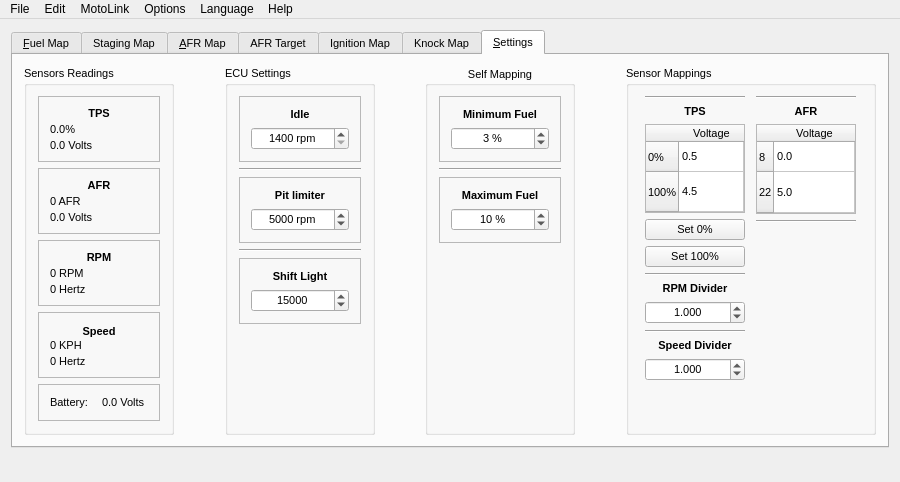
The window that GUI/ui/main.ui (fpoussin/MotoLink) describes before a commit, drawn with Qt 5.
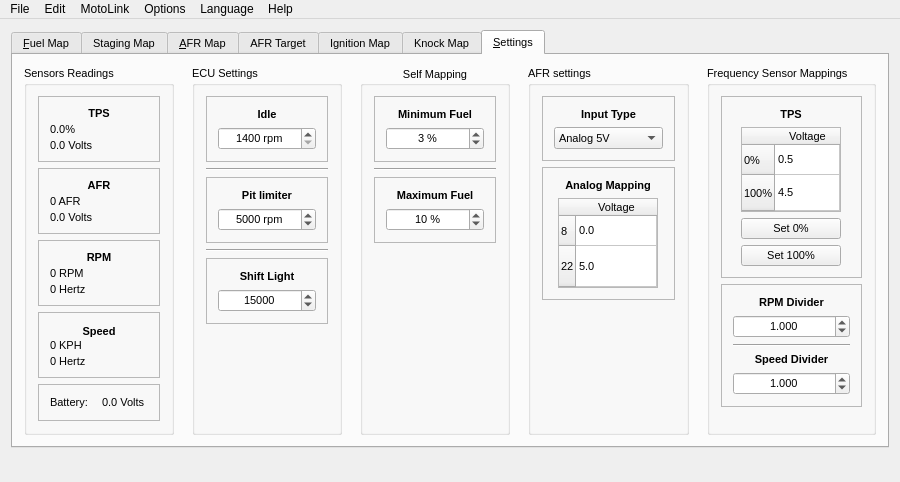
The same window after the commit. Icons and pictures are not drawn. Custom widgets are drawn as their Qt base class.

Commit message: [GUI] Adding AFR Input type select

Diff of the .ui file:
```diff
--- a/GUI/ui/main.ui
+++ b/GUI/ui/main.ui
@@ -423,380 +423,6 @@
           </layout>
          </widget>
         </item>
-        <item row="0" column="6">
-         <widget class="QGroupBox" name="groupBox_2">
-          <property name="minimumSize">
-           <size>
-            <width>250</width>
-            <height>0</height>
-           </size>
-          </property>
-          <property name="maximumSize">
-           <size>
-            <width>300</width>
-            <height>16777215</height>
-           </size>
-          </property>
-          <property name="title">
-           <string>Sensor Mappings</string>
-          </property>
-          <layout class="QHBoxLayout" name="horizontalLayout_3">
-           <item>
-            <layout class="QGridLayout" name="gridLayout">
-             <item row="7" column="0">
-              <widget class="QDoubleSpinBox" name="dsbRpmDiv">
-               <property name="alignment">
-                <set>Qt::AlignCenter</set>
-               </property>
-               <property name="decimals">
-                <number>3</number>
-               </property>
-               <property name="minimum">
-                <double>0.001000000000000</double>
-               </property>
-               <property name="maximum">
-                <double>10000.000000000000000</double>
-               </property>
-               <property name="value">
-                <double>1.000000000000000</double>
-               </property>
-              </widget>
-             </item>
-             <item row="9" column="0">
-              <widget class="QLabel" name="ltSpeedDiv">
-               <property name="font">
-                <font>
-                 <weight>75</weight>
-                 <bold>true</bold>
-                </font>
-               </property>
-               <property name="text">
-                <string>Speed Divider</string>
-               </property>
-               <property name="alignment">
-                <set>Qt::AlignCenter</set>
-               </property>
-              </widget>
-             </item>
-             <item row="8" column="0">
-              <widget class="Line" name="line">
-               <property name="orientation">
-                <enum>Qt::Horizontal</enum>
-               </property>
-              </widget>
-             </item>
-             <item row="5" column="0">
-              <widget class="Line" name="line_2">
-               <property name="orientation">
-                <enum>Qt::Horizontal</enum>
-               </property>
-              </widget>
-             </item>
-             <item row="1" column="0">
-              <widget class="QLabel" name="ltTPS">
-               <property name="font">
-                <font>
-                 <weight>75</weight>
-                 <bold>true</bold>
-                </font>
-               </property>
-               <property name="text">
-                <string>TPS</string>
-               </property>
-               <property name="alignment">
-                <set>Qt::AlignCenter</set>
-               </property>
-              </widget>
-             </item>
-             <item row="3" column="0">
-              <widget class="QPushButton" name="bTpsSet0">
-               <property name="maximumSize">
-                <size>
-                 <width>110</width>
-                 <height>30</height>
-                </size>
-               </property>
-               <property name="text">
-                <string>Set 0%</string>
-               </property>
-              </widget>
-             </item>
-             <item row="11" column="0">
-              <spacer name="verticalSpacer_2">
-               <property name="orientation">
-                <enum>Qt::Vertical</enum>
-               </property>
-               <property name="sizeHint" stdset="0">
-                <size>
-                 <width>20</width>
-                 <height>40</height>
-                </size>
-               </property>
-              </spacer>
-             </item>
-             <item row="10" column="0">
-              <widget class="QDoubleSpinBox" name="dsbSpeedDiv">
-               <property name="alignment">
-                <set>Qt::AlignCenter</set>
-               </property>
-               <property name="decimals">
-                <number>3</number>
-               </property>
-               <property name="minimum">
-                <double>0.001000000000000</double>
-               </property>
-               <property name="maximum">
-                <double>10000.000000000000000</double>
-               </property>
-               <property name="value">
-                <double>1.000000000000000</double>
-               </property>
-              </widget>
-             </item>
-             <item row="2" column="0">
-              <widget class="QTableWidget" name="tableSensorTPS">
-               <property name="maximumSize">
-                <size>
-                 <width>100</width>
-                 <height>90</height>
-                </size>
-               </property>
-               <attribute name="horizontalHeaderDefaultSectionSize">
-                <number>60</number>
-               </attribute>
-               <attribute name="horizontalHeaderMinimumSectionSize">
-                <number>20</number>
-               </attribute>
-               <attribute name="horizontalHeaderStretchLastSection">
-                <bool>true</bool>
-               </attribute>
-               <attribute name="verticalHeaderDefaultSectionSize">
-                <number>28</number>
-               </attribute>
-               <attribute name="verticalHeaderMinimumSectionSize">
-                <number>30</number>
-               </attribute>
-               <attribute name="verticalHeaderStretchLastSection">
-                <bool>true</bool>
-               </attribute>
-               <row>
-                <property name="text">
-                 <string notr="true">0%</string>
-                </property>
-               </row>
-               <row>
-                <property name="text">
-                 <string notr="true">100%</string>
-                </property>
-               </row>
-               <column>
-                <property name="text">
-                 <string>Voltage</string>
-                </property>
-               </column>
-               <item row="0" column="0">
-                <property name="text">
-                 <string notr="true">0.5</string>
-                </property>
-                <property name="flags">
-                 <set>ItemIsSelectable|ItemIsEditable|ItemIsDragEnabled|ItemIsEnabled</set>
-                </property>
-               </item>
-               <item row="1" column="0">
-                <property name="text">
-                 <string notr="true">4.5</string>
-                </property>
-                <property name="flags">
-                 <set>ItemIsSelectable|ItemIsEditable|ItemIsDragEnabled|ItemIsEnabled</set>
-                </property>
-               </item>
-              </widget>
-             </item>
-             <item row="6" column="0">
-              <widget class="QLabel" name="ltRpmdiv">
-               <property name="font">
-                <font>
-                 <weight>75</weight>
-                 <bold>true</bold>
-                </font>
-               </property>
-               <property name="text">
-                <string>RPM Divider</string>
-               </property>
-               <property name="alignment">
-                <set>Qt::AlignCenter</set>
-               </property>
-              </widget>
-             </item>
-             <item row="0" column="0">
-              <widget class="Line" name="line_16">
-               <property name="orientation">
-                <enum>Qt::Horizontal</enum>
-               </property>
-              </widget>
-             </item>
-             <item row="4" column="0">
-              <widget class="QPushButton" name="bTpsSet100">
-               <property name="text">
-                <string>Set 100%</string>
-               </property>
-              </widget>
-             </item>
-            </layout>
-           </item>
-           <item>
-            <layout class="QGridLayout" name="gridLayout_5">
-             <item row="1" column="0">
-              <widget class="QLabel" name="ltAFR">
-               <property name="font">
-                <font>
-                 <weight>75</weight>
-                 <bold>true</bold>
-                </font>
-               </property>
-               <property name="text">
-                <string>AFR</string>
-               </property>
-               <property name="alignment">
-                <set>Qt::AlignCenter</set>
-               </property>
-              </widget>
-             </item>
-             <item row="4" column="0">
-              <spacer name="verticalSpacer_3">
-               <property name="orientation">
-                <enum>Qt::Vertical</enum>
-               </property>
-               <property name="sizeHint" stdset="0">
-                <size>
-                 <width>20</width>
-                 <height>40</height>
-                </size>
-               </property>
-              </spacer>
-             </item>
-             <item row="2" column="0">
-              <widget class="QTableWidget" name="tableSensorAFR">
-               <property name="sizePolicy">
-                <sizepolicy hsizetype="Fixed" vsizetype="Minimum">
-                 <horstretch>0</horstretch>
-                 <verstretch>0</verstretch>
-                </sizepolicy>
-               </property>
-               <property name="minimumSize">
-                <size>
-                 <width>100</width>
-                 <height>90</height>
-                </size>
-               </property>
-               <property name="maximumSize">
-                <size>
-                 <width>100</width>
-                 <height>90</height>
-                </size>
-               </property>
-               <property name="cornerButtonEnabled">
-                <bool>false</bool>
-               </property>
-               <attribute name="horizontalHeaderDefaultSectionSize">
-                <number>60</number>
-               </attribute>
-               <attribute name="horizontalHeaderMinimumSectionSize">
-                <number>20</number>
-               </attribute>
-               <attribute name="horizontalHeaderStretchLastSection">
-                <bool>true</bool>
-               </attribute>
-               <attribute name="verticalHeaderDefaultSectionSize">
-                <number>28</number>
-               </attribute>
-               <attribute name="verticalHeaderHighlightSections">
-                <bool>true</bool>
-               </attribute>
-               <attribute name="verticalHeaderMinimumSectionSize">
-                <number>30</number>
-               </attribute>
-               <attribute name="verticalHeaderStretchLastSection">
-                <bool>true</bool>
-               </attribute>
-               <row>
-                <property name="text">
-                 <string notr="true">8</string>
-                </property>
-               </row>
-               <row>
-                <property name="text">
-                 <string notr="true">22</string>
-                </property>
-               </row>
-               <column>
-                <property name="text">
-                 <string>Voltage</string>
-                </property>
-               </column>
-               <item row="0" column="0">
-                <property name="text">
-                 <string notr="true">0.0</string>
-                </property>
-                <property name="flags">
-                 <set>ItemIsEditable|ItemIsEnabled</set>
-                </property>
-               </item>
-               <item row="1" column="0">
-                <property name="text">
-                 <string notr="true">5.0</string>
-                </property>
-                <property name="flags">
-                 <set>ItemIsEditable|ItemIsEnabled</set>
-                </property>
-               </item>
-              </widget>
-             </item>
-             <item row="3" column="0">
-              <widget class="Line" name="line_3">
-               <property name="orientation">
-                <enum>Qt::Horizontal</enum>
-               </property>
-              </widget>
-             </item>
-             <item row="0" column="0">
-              <widget class="Line" name="line_17">
-               <property name="orientation">
-                <enum>Qt::Horizontal</enum>
-               </property>
-              </widget>
-             </item>
-            </layout>
-           </item>
-          </layout>
-         </widget>
-        </item>
-        <item row="0" column="5">
-         <spacer name="horizontalSpacer">
-          <property name="orientation">
-           <enum>Qt::Horizontal</enum>
-          </property>
-          <property name="sizeHint" stdset="0">
-           <size>
-            <width>40</width>
-            <height>20</height>
-           </size>
-          </property>
-         </spacer>
-        </item>
-        <item row="0" column="3">
-         <spacer name="horizontalSpacer_2">
-          <property name="orientation">
-           <enum>Qt::Horizontal</enum>
-          </property>
-          <property name="sizeHint" stdset="0">
-           <size>
-            <width>40</width>
-            <height>20</height>
-           </size>
-          </property>
-         </spacer>
-        </item>
         <item row="0" column="2">
          <widget class="QGroupBox" name="groupBox_3">
           <property name="minimumSize">
@@ -1239,6 +865,471 @@
           </layout>
          </widget>
         </item>
+        <item row="0" column="7">
+         <spacer name="horizontalSpacer">
+          <property name="orientation">
+           <enum>Qt::Horizontal</enum>
+          </property>
+          <property name="sizeHint" stdset="0">
+           <size>
+            <width>40</width>
+            <height>20</height>
+           </size>
+          </property>
+         </spacer>
+        </item>
+        <item row="0" column="3">
+         <spacer name="horizontalSpacer_2">
+          <property name="orientation">
+           <enum>Qt::Horizontal</enum>
+          </property>
+          <property name="sizeHint" stdset="0">
+           <size>
+            <width>40</width>
+            <height>20</height>
+           </size>
+          </property>
+         </spacer>
+        </item>
+        <item row="0" column="1">
+         <spacer name="horizontalSpacer_3">
+          <property name="orientation">
+           <enum>Qt::Horizontal</enum>
+          </property>
+          <property name="sizeHint" stdset="0">
+           <size>
+            <width>40</width>
+            <height>20</height>
+           </size>
+          </property>
+         </spacer>
+        </item>
+        <item row="0" column="6">
+         <widget class="QGroupBox" name="groupBox">
+          <property name="title">
+           <string>AFR settings</string>
+          </property>
+          <layout class="QGridLayout" name="gridLayout_12">
+           <item row="3" column="0">
+            <spacer name="verticalSpacer_3">
+             <property name="orientation">
+              <enum>Qt::Vertical</enum>
+             </property>
+             <property name="sizeHint" stdset="0">
+              <size>
+               <width>20</width>
+               <height>40</height>
+              </size>
+             </property>
+            </spacer>
+           </item>
+           <item row="2" column="0">
+            <widget class="QFrame" name="frame_12">
+             <property name="frameShape">
+              <enum>QFrame::StyledPanel</enum>
+             </property>
+             <property name="frameShadow">
+              <enum>QFrame::Plain</enum>
+             </property>
+             <layout class="QGridLayout" name="gridLayout_14">
+              <item row="0" column="0">
+               <widget class="QLabel" name="ltAFR">
+                <property name="font">
+                 <font>
+                  <weight>75</weight>
+                  <bold>true</bold>
+                 </font>
+                </property>
+                <property name="text">
+                 <string>Analog Mapping</string>
+                </property>
+                <property name="alignment">
+                 <set>Qt::AlignCenter</set>
+                </property>
+               </widget>
+              </item>
+              <item row="1" column="0">
+               <widget class="QTableWidget" name="tableSensorAFR">
+                <property name="sizePolicy">
+                 <sizepolicy hsizetype="Fixed" vsizetype="Minimum">
+                  <horstretch>0</horstretch>
+                  <verstretch>0</verstretch>
+                 </sizepolicy>
+                </property>
+                <property name="minimumSize">
+                 <size>
+                  <width>100</width>
+                  <height>90</height>
+                 </size>
+                </property>
+                <property name="maximumSize">
+                 <size>
+                  <width>100</width>
+                  <height>90</height>
+                 </size>
+                </property>
+                <property name="cornerButtonEnabled">
+                 <bool>false</bool>
+                </property>
+                <attribute name="horizontalHeaderDefaultSectionSize">
+                 <number>60</number>
+                </attribute>
+                <attribute name="horizontalHeaderMinimumSectionSize">
+                 <number>20</number>
+                </attribute>
+                <attribute name="horizontalHeaderStretchLastSection">
+                 <bool>true</bool>
+                </attribute>
+                <attribute name="verticalHeaderDefaultSectionSize">
+                 <number>28</number>
+                </attribute>
+                <attribute name="verticalHeaderHighlightSections">
+                 <bool>true</bool>
+                </attribute>
+                <attribute name="verticalHeaderMinimumSectionSize">
+                 <number>30</number>
+                </attribute>
+                <attribute name="verticalHeaderStretchLastSection">
+                 <bool>true</bool>
+                </attribute>
+                <row>
+                 <property name="text">
+                  <string notr="true">8</string>
+                 </property>
+                </row>
+                <row>
+                 <property name="text">
+                  <string notr="true">22</string>
+                 </property>
+                </row>
+                <column>
+                 <property name="text">
+                  <string>Voltage</string>
+                 </property>
+                </column>
+                <item row="0" column="0">
+                 <property name="text">
+                  <string notr="true">0.0</string>
+                 </property>
+                 <property name="flags">
+                  <set>ItemIsEditable|ItemIsEnabled</set>
+                 </property>
+                </item>
+                <item row="1" column="0">
+                 <property name="text">
+                  <string notr="true">5.0</string>
+                 </property>
+                 <property name="flags">
+                  <set>ItemIsEditable|ItemIsEnabled</set>
+                 </property>
+                </item>
+               </widget>
+              </item>
+             </layout>
+            </widget>
+           </item>
+           <item row="1" column="0">
+            <widget class="QFrame" name="frame_11">
+             <property name="frameShape">
+              <enum>QFrame::StyledPanel</enum>
+             </property>
+             <property name="frameShadow">
+              <enum>QFrame::Plain</enum>
+             </property>
+             <layout class="QGridLayout" name="gridLayout_13">
+              <item row="1" column="0">
+               <widget class="QComboBox" name="cbAFRInput">
+                <item>
+                 <property name="text">
+                  <string>Analog 5V</string>
+                 </property>
+                 <property name="icon">
+                  <iconset resource="../res/oxygen.qrc">
+                   <normaloff>:/oxygen/32x32/apps/utilities-system-monitor.png</normaloff>:/oxygen/32x32/apps/utilities-system-monitor.png</iconset>
+                 </property>
+                </item>
+                <item>
+                 <property name="text">
+                  <string>Serial (Innovate)</string>
+                 </property>
+                 <property name="icon">
+                  <iconset resource="../res/oxygen.qrc">
+                   <normaloff>:/oxygen/32x32/apps/kig.png</normaloff>:/oxygen/32x32/apps/kig.png</iconset>
+                 </property>
+                </item>
+               </widget>
+              </item>
+              <item row="0" column="0">
+               <widget class="QLabel" name="lcbAFRInput">
+                <property name="font">
+                 <font>
+                  <weight>75</weight>
+                  <bold>true</bold>
+                 </font>
+                </property>
+                <property name="text">
+                 <string>Input Type</string>
+                </property>
+                <property name="alignment">
+                 <set>Qt::AlignCenter</set>
+                </property>
+               </widget>
+              </item>
+             </layout>
+            </widget>
+           </item>
+          </layout>
+         </widget>
+        </item>
+        <item row="0" column="5">
+         <spacer name="horizontalSpacer_4">
+          <property name="orientation">
+           <enum>Qt::Horizontal</enum>
+          </property>
+          <property name="sizeHint" stdset="0">
+           <size>
+            <width>40</width>
+            <height>20</height>
+           </size>
+          </property>
+         </spacer>
+        </item>
+        <item row="0" column="8">
+         <widget class="QGroupBox" name="groupBox_2">
+          <property name="minimumSize">
+           <size>
+            <width>0</width>
+            <height>0</height>
+           </size>
+          </property>
+          <property name="maximumSize">
+           <size>
+            <width>300</width>
+            <height>16777215</height>
+           </size>
+          </property>
+          <property name="title">
+           <string>Frequency Sensor Mappings</string>
+          </property>
+          <layout class="QGridLayout" name="gridLayout">
+           <item row="4" column="0">
+            <widget class="QFrame" name="frame_14">
+             <property name="frameShape">
+              <enum>QFrame::StyledPanel</enum>
+             </property>
+             <property name="frameShadow">
+              <enum>QFrame::Plain</enum>
+             </property>
+             <layout class="QGridLayout" name="gridLayout_15">
+              <item row="4" column="0">
+               <widget class="QDoubleSpinBox" name="dsbSpeedDiv">
+                <property name="alignment">
+                 <set>Qt::AlignCenter</set>
+                </property>
+                <property name="decimals">
+                 <number>3</number>
+                </property>
+                <property name="minimum">
+                 <double>0.001000000000000</double>
+                </property>
+                <property name="maximum">
+                 <double>10000.000000000000000</double>
+                </property>
+                <property name="value">
+                 <double>1.000000000000000</double>
+                </property>
+               </widget>
+              </item>
+              <item row="1" column="0">
+               <widget class="QDoubleSpinBox" name="dsbRpmDiv">
+                <property name="alignment">
+                 <set>Qt::AlignCenter</set>
+                </property>
+                <property name="decimals">
+                 <number>3</number>
+                </property>
+                <property name="minimum">
+                 <double>0.001000000000000</double>
+                </property>
+                <property name="maximum">
+                 <double>10000.000000000000000</double>
+                </property>
+                <property name="value">
+                 <double>1.000000000000000</double>
+                </property>
+               </widget>
+              </item>
+              <item row="0" column="0">
+               <widget class="QLabel" name="ltRpmdiv">
+                <property name="font">
+                 <font>
+                  <weight>75</weight>
+                  <bold>true</bold>
+                 </font>
+                </property>
+                <property name="text">
+                 <string>RPM Divider</string>
+                </property>
+                <property name="alignment">
+                 <set>Qt::AlignCenter</set>
+                </property>
+               </widget>
+              </item>
+              <item row="3" column="0">
+               <widget class="QLabel" name="ltSpeedDiv">
+                <property name="font">
+                 <font>
+                  <weight>75</weight>
+                  <bold>true</bold>
+                 </font>
+                </property>
+                <property name="text">
+                 <string>Speed Divider</string>
+                </property>
+                <property name="alignment">
+                 <set>Qt::AlignCenter</set>
+                </property>
+               </widget>
+              </item>
+              <item row="2" column="0">
+               <widget class="Line" name="line">
+                <property name="orientation">
+                 <enum>Qt::Horizontal</enum>
+                </property>
+               </widget>
+              </item>
+             </layout>
+            </widget>
+           </item>
+           <item row="0" column="0">
+            <widget class="QFrame" name="frame_13">
+             <property name="frameShape">
+              <enum>QFrame::StyledPanel</enum>
+             </property>
+             <property name="frameShadow">
+              <enum>QFrame::Plain</enum>
+             </property>
+             <layout class="QGridLayout" name="gridLayout_5">
+              <item row="0" column="0">
+               <widget class="QLabel" name="ltTPS">
+                <property name="font">
+                 <font>
+                  <weight>75</weight>
+                  <bold>true</bold>
+                 </font>
+                </property>
+                <property name="text">
+                 <string>TPS</string>
+                </property>
+                <property name="alignment">
+                 <set>Qt::AlignCenter</set>
+                </property>
+               </widget>
+              </item>
+              <item row="1" column="0">
+               <widget class="QTableWidget" name="tableSensorTPS">
+                <property name="minimumSize">
+                 <size>
+                  <width>90</width>
+                  <height>85</height>
+                 </size>
+                </property>
+                <property name="maximumSize">
+                 <size>
+                  <width>100</width>
+                  <height>90</height>
+                 </size>
+                </property>
+                <attribute name="horizontalHeaderDefaultSectionSize">
+                 <number>60</number>
+                </attribute>
+                <attribute name="horizontalHeaderMinimumSectionSize">
+                 <number>20</number>
+                </attribute>
+                <attribute name="horizontalHeaderStretchLastSection">
+                 <bool>true</bool>
+                </attribute>
+                <attribute name="verticalHeaderDefaultSectionSize">
+                 <number>28</number>
+                </attribute>
+                <attribute name="verticalHeaderMinimumSectionSize">
+                 <number>30</number>
+                </attribute>
+                <attribute name="verticalHeaderStretchLastSection">
+                 <bool>true</bool>
+                </attribute>
+                <row>
+                 <property name="text">
+                  <string notr="true">0%</string>
+                 </property>
+                </row>
+                <row>
+                 <property name="text">
+                  <string notr="true">100%</string>
+                 </property>
+                </row>
+                <column>
+                 <property name="text">
+                  <string>Voltage</string>
+                 </property>
+                </column>
+                <item row="0" column="0">
+                 <property name="text">
+                  <string notr="true">0.5</string>
+                 </property>
+                 <property name="flags">
+                  <set>ItemIsSelectable|ItemIsEditable|ItemIsDragEnabled|ItemIsEnabled</set>
+                 </property>
+                </item>
+                <item row="1" column="0">
+                 <property name="text">
+                  <string notr="true">4.5</string>
+                 </property>
+                 <property name="flags">
+                  <set>ItemIsSelectable|ItemIsEditable|ItemIsDragEnabled|ItemIsEnabled</set>
+                 </property>
+                </item>
+               </widget>
+              </item>
+              <item row="2" column="0">
+               <widget class="QPushButton" name="bTpsSet0">
+                <property name="maximumSize">
+                 <size>
+                  <width>110</width>
+                  <height>30</height>
+                 </size>
+                </property>
+                <property name="text">
+                 <string>Set 0%</string>
+                </property>
+               </widget>
+              </item>
+              <item row="3" column="0">
+               <widget class="QPushButton" name="bTpsSet100">
+                <property name="text">
+                 <string>Set 100%</string>
+                </property>
+               </widget>
+              </item>
+             </layout>
+            </widget>
+           </item>
+           <item row="5" column="0">
+            <spacer name="verticalSpacer_2">
+             <property name="orientation">
+              <enum>Qt::Vertical</enum>
+             </property>
+             <property name="sizeHint" stdset="0">
+              <size>
+               <width>20</width>
+               <height>40</height>
+              </size>
+             </property>
+            </spacer>
+           </item>
+          </layout>
+         </widget>
+        </item>
        </layout>
       </widget>
      </widget>
```
Left out of the diff: 13 changed lines with no effect on the pictures. The commit also changes 2 other files.
